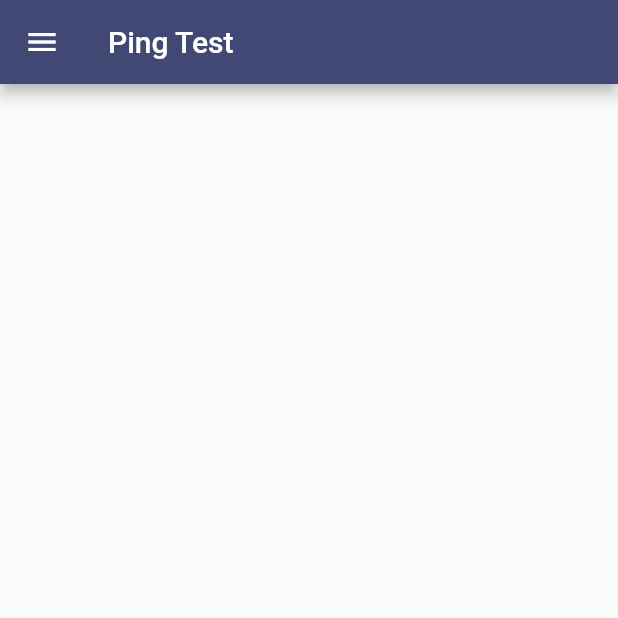
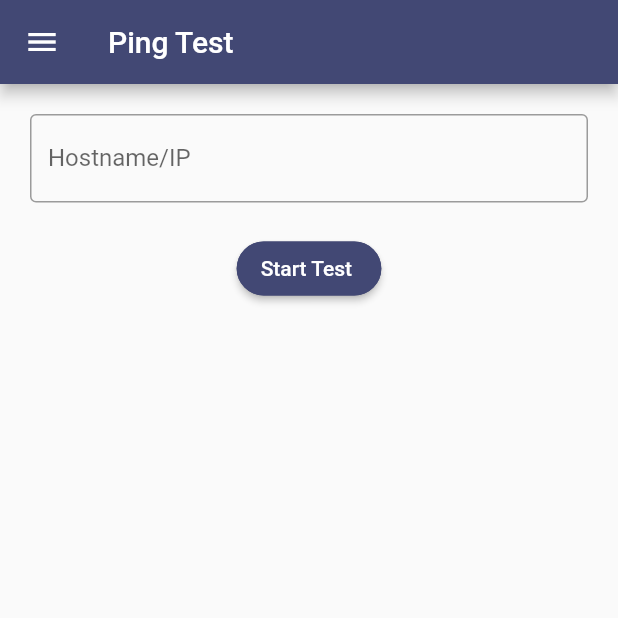
Before and after one commit to CSEMN/Pentor, a Flutter app: the PingTestPage screen opened directly, on a phone screen of 412 x 824 dp, the top half of it. Run offline on Flutter 3.47's test engine with Material 2 defaults, Android fonts, the phone set to English and light mode, and no system bars; our stand-ins replace connectivity_plus, dio, expansion_tile_card, firebase_auth, firebase_core, fluttertoast and 5 more; missing offline and left inert: arp_scanner, dart_ping, data_usage, dns_client, flutter_internet_speed_test, mac_address and 4 more; accounts and stored records are empty; network calls fail; statements that could not run were skipped.

Commit message:
ping_test_page.dart

```diff
--- a/lib/controller/PingTestController.dart
+++ b/lib/controller/PingTestController.dart
@@ -1,3 +1,29 @@
+import 'package:dart_ping/dart_ping.dart';
+import 'package:flutter/cupertino.dart';
 import 'package:get/get.dart';
 
-class PingTestController extends GetxController {}
+class PingTestController extends GetxController {
+  final urlController = TextEditingController();
+  final pingResults = <PingData>[].obs;
+  var transmittedPackets = 0.obs;
+  var lostPackets = 0.obs;
+
+  void doPing() async {
+    final url = urlController.text.trim();
+    final ping = Ping(url, count: 5);
+    final stream = ping.stream;
+
+    pingResults.clear();
+    transmittedPackets.value = 0;
+    lostPackets.value = 0;
+
+    stream.listen((event) {
+      if (event.response?.time != null) {
+        pingResults.add(event);
+      } else {
+        lostPackets.value++;
+      }
+      transmittedPackets.value++;
+    });
+  }
+}
--- a/lib/locale/app_translations.dart
+++ b/lib/locale/app_translations.dart
@@ -63,6 +63,19 @@ class _EN {
         "PB":"PB",
         "IP Copied to clipboard": "IP Copied to clipboard",
         'DNS Test Results': 'DNS Test Results',
+        'Start Test':'Start Test ',
+        "Ping Summary":"Ping Summary",
+        'Transmitted Packets':'Transmitted Packets',
+        "Lost Packets":"Lost Packets",
+        "Packets Percentage loss":"Packets Percentage loss",
+        'OK':'OK',
+        "Ping Result":"Ping Result",
+        'IP': 'IP',
+        'TTL':'TTL',
+        'Time':'Time',
+        ' ms':' ms',
+
+
   };
 
 }
@@ -122,6 +135,19 @@ class _AR {
         "PB":"بيتا بايت",
         "IP Copied to clipboard":"تم النسخ إلى الحافظة",
         'DNS Test Results':"نتائج فحص أسماء النطاقات",
+        'Start Test ':"بدء الاختبار",
+        "Ping Summary":"ملخص الاختبار",
+        'Transmitted Packets':'الحزم المرسلة',
+        "Lost Packets":"الحزم المفقودة",
+        "Packets Percentage loss":"نسبة خسارة الحزم",
+        'OK':'حسنًا',
+        "Ping Result":"نتائج الاختبار",
+        'IP': 'الأي بي',
+        'TTL':'مدة الطرد',
+        'Time':'الوفت',
+        ' ms':'  ملي ثانية'
+
+
   };
 
 }
--- a/lib/view/ping_test_page.dart
+++ b/lib/view/ping_test_page.dart
@@ -2,9 +2,11 @@ import 'package:flutter/material.dart';
 import 'package:get/get.dart';
 import 'package:pentor/controller/PingTestController.dart';
 import 'package:pentor/view/widgets/NavigationDrawer.dart';
+import 'package:pentor/themes.dart';
 
 class PingTestPage extends StatelessWidget {
-  const PingTestPage({Key? key}) : super(key: key);
+   PingTestPage({Key? key}) : super(key: key);
+  final pingController = Get.put(PingTestController());
 
   @override
   Widget build(BuildContext context) {
@@ -13,6 +15,79 @@ class PingTestPage extends StatelessWidget {
       appBar: AppBar(
         title: Text("Ping Test".tr),
       ),
+      body: Padding(
+        padding: EdgeInsets.all(20),
+        child: Column(
+          mainAxisAlignment: MainAxisAlignment.center,
+          children: [
+            TextField(
+              controller: pingController.urlController,
+              decoration: InputDecoration(
+                labelText: 'Hostname/IP',
+                border: OutlineInputBorder(),
+              ),
+            ),
+            SizedBox(height: 20),
+            ElevatedButton(
+              onPressed: () => pingController.doPing(),
+              child: Text('Start Test '.tr),
+            ),
+            SizedBox(height: 20),
+            Obx(() {
+              final pingResults = pingController.pingResults;
+              if (pingResults.length == 5) {
+                final transmitted = pingController.transmittedPackets;
+                final lost = pingController.lostPackets;
+                final percentage = lost > 0 ? lost / transmitted.toInt() * 100 : 0;
+                WidgetsBinding.instance.addPostFrameCallback((_) {
+                  showDialog(
+                    context: context,
+                    builder: (_) => AlertDialog(
+                      title: Text("Ping Summary".tr),
+                      backgroundColor:Themes.backgroundColor ,
+                      content: Text(
+                        'Transmitted Packets'.tr+ ': $transmitted\n'+
+                            'Lost Packets'.tr +
+                            ': $lost \n'+
+                            'Packets Percentage loss'.tr+
+                            ': ${percentage.toStringAsFixed(2)}% '.tr,
+                      ),
+                      actions: <Widget>[
+                        ElevatedButton(
+                          onPressed: () {
+                            Navigator.of(context).pop();
+                          },
+                          child: Text('OK'.tr),
+
+                        ),
+                      ],
+                    ),
+                  );
+                });
+              }
+              return Expanded(
+                child: ListView.builder(
+                  itemCount: pingResults.length,
+                  itemBuilder: (context, index) {
+                    final result = pingResults[index];
+                    return ListTile(
+                      title: Text('Ping Result'.tr +' ${index + 1}'),
+                      subtitle: Column(
+                        crossAxisAlignment: CrossAxisAlignment.start,
+                        children: [
+                          Text('IP'.tr +' : ${result.response?.ip}'),
+                          Text('TTL'.tr+ ' : ${result.response?.ttl}'),
+                          Text('Time'.tr +' : ${result.response?.time?.inMilliseconds ?? 'N/A'}' + ' ms'.tr),
+                        ],
+                      ),
+                    );
+                  },
+                ),
+              );
+            }),
+          ],
+        ),
+      ),
     );
   }
 }
--- a/pubspec.yaml
+++ b/pubspec.yaml
@@ -35,7 +35,7 @@ dependencies:
   # Use with the CupertinoIcons class for iOS style icons.
   cupertino_icons: ^1.0.2
   network_info_plus: ^3.0.2
-  dart_ping: ^7.0.1
+  dart_ping: ^7.0.2
   dns_client: ^0.2.1
   lan_scanner: ^3.5.0
   network_logger: ^1.0.2
```
